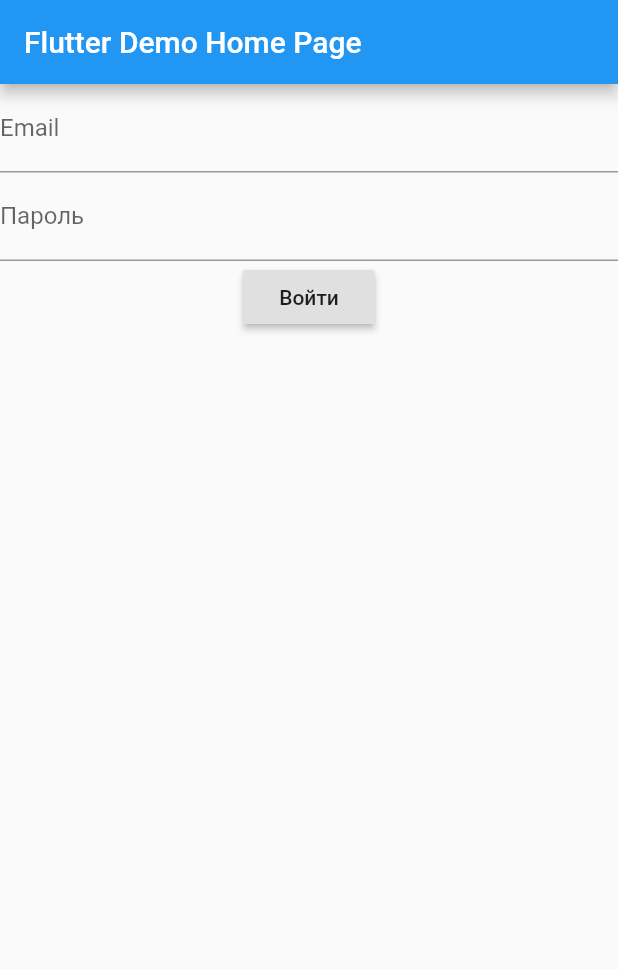
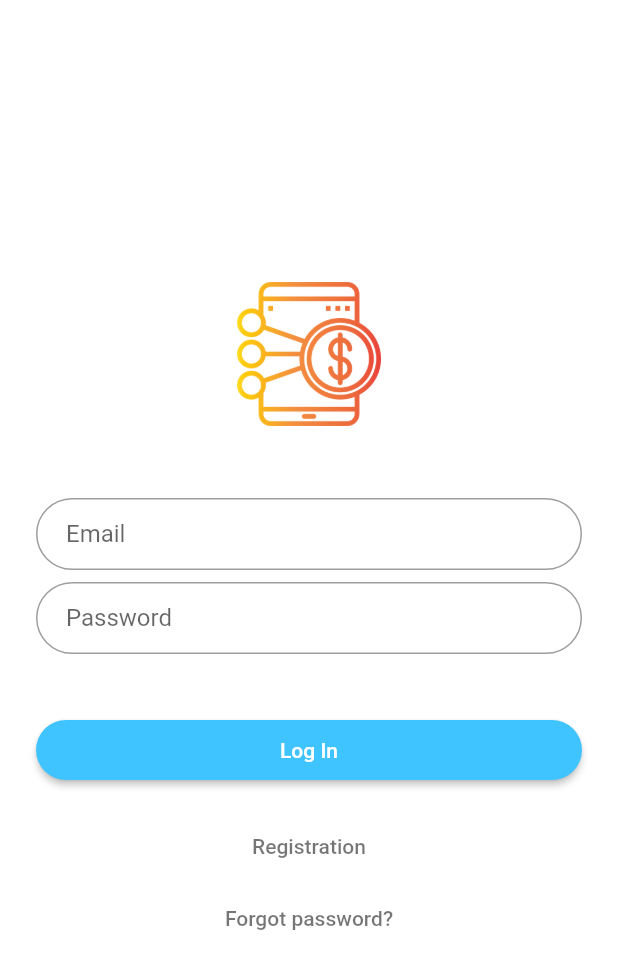
Before and after one commit to Exzhnik/My-Shares, a Flutter app: the screen it shows after launch, on a phone screen of 412 x 824 dp. Shown: the top 969 px of the screen. Run offline on Flutter 3.47's test engine with Material 2 defaults, Android fonts, the light colour scheme and no system bars; our stand-ins replace firebase_auth; accounts and stored records are empty.

Commit message:
Привел все в божеский вид, теперь по странице входа меня устраивает на 70%

```diff
--- a/lib/main.dart
+++ b/lib/main.dart
@@ -1,19 +1,26 @@
 import 'package:flutter/material.dart';
 import 'package:my_shares/setup/signin.dart';
+import 'package:my_shares/pages/home.dart';
+
 
 void main() => runApp(MyApp());
 
 class MyApp extends StatelessWidget {
-  // created login form
+
+  final routes = <String, WidgetBuilder>{
+    LoginPage.tag: (context)=> LoginPage(),
+    Home.tag: (context)=>LoginPage(),
+  };
+
   @override
   Widget build(BuildContext context) {
     return MaterialApp(
       title: 'Flutter Demo',
+      debugShowCheckedModeBanner: false,
       theme: ThemeData(
-
         primarySwatch: Colors.blue,
       ),
-      home: LoginPage(title: 'Flutter Demo Home Page'),
+      home: LoginPage(),
     );
   }
 }
--- a/lib/pages/home.dart
+++ b/lib/pages/home.dart
@@ -6,6 +6,7 @@
   const Home({Key key, this.user}) : super(key: key);
   final FirebaseUser user;
 
+  static String tag = 'home';
   @override
   _HomeState createState() => _HomeState();
 }
--- a/lib/setup/signin.dart
+++ b/lib/setup/signin.dart
@@ -3,6 +3,7 @@
 import 'package:my_shares/pages/home.dart';
 
 class LoginPage extends StatefulWidget {
+  static String tag = 'login-page';
   LoginPage({Key key, this.title}) : super(key: key);
   final String title;
 
@@ -13,44 +14,6 @@
 class _LoginPageState extends State<LoginPage> {
   String _email, _password;
   final GlobalKey<FormState> _formKey = GlobalKey<FormState>();
-  @override
-  Widget build(BuildContext context) {
-    return Scaffold(
-      appBar: AppBar(
-        title: Text(widget.title),
-      ),
-      body: Form(
-        key: _formKey,
-        child: Column(
-          children: <Widget>[
-            TextFormField(
-              validator: (input) {
-                if (input.isEmpty) {
-                  return 'Введите email';
-                }
-              },
-              onSaved: (input) => _email = input,
-              decoration: InputDecoration(labelText: 'Email'),
-            ),
-            TextFormField(
-              validator: (input) {
-                if (input.length < 6) {
-                  return 'Введите пароль не менее 6 символов';
-                }
-              },
-              onSaved: (input) => _password = input,
-              decoration: InputDecoration(labelText: 'Пароль'),
-              obscureText: true,
-            ),
-            RaisedButton(
-              onPressed: signIn,
-              child: Text('Войти'),
-            ),
-          ],
-        ),
-      ),
-    );
-  }
 
   Future<void> signIn() async {
     final formState = _formKey.currentState;
@@ -66,4 +29,101 @@
       }
     }
   }
+
+  @override
+  Widget build(BuildContext context) {
+    final logo = Hero(
+      tag: 'hero',
+      child: CircleAvatar(
+        backgroundColor: Colors.transparent,
+        radius: 48.0,
+        child: Image.asset('res/icon/money.png'),
+      ),
+    );
+
+    final email = TextFormField(
+      validator: (input) {
+        if (input.isEmpty) {
+          return 'Введите email';
+        }
+      },
+      keyboardType: TextInputType.emailAddress,
+      autofocus: false,
+      onSaved: (input) => _email = input,
+      decoration: InputDecoration(
+        hintText: 'Email',
+        contentPadding: EdgeInsets.fromLTRB(20, 10, 20, 10),
+        border: OutlineInputBorder(borderRadius: BorderRadius.circular(32)),
+      ),
+    );
+
+    final password = TextFormField(
+      validator: (input) {
+        if (input.length < 6) {
+          return 'Введите пароль не менее 6 символов';
+        }
+      },
+      onSaved: (input) => _password = input,
+      autofocus: false,
+      obscureText: true,
+      decoration: InputDecoration(
+        hintText: 'Password',
+        contentPadding: EdgeInsets.fromLTRB(20, 10, 20, 10),
+        border: OutlineInputBorder(borderRadius: BorderRadius.circular(32)),
+      ),
+    );
+
+    final butLogin = Padding(
+      padding: EdgeInsets.symmetric(vertical: 16.0),
+      child: RaisedButton(
+        shape: RoundedRectangleBorder(
+          borderRadius: BorderRadius.circular(24),
+        ),
+        onPressed: signIn,
+        padding: EdgeInsets.all(12),
+        color: Colors.lightBlueAccent,
+        child: Text('Log In', style: TextStyle(color: Colors.white)),
+      ),
+    );
+
+    final reg = FlatButton(
+      child: Text('Registration', style: TextStyle(color: Colors.black54)),
+      onPressed: () {},
+    );
+
+    final labForgot = FlatButton(
+      child: Text('Forgot password?', style: TextStyle(color: Colors.black54)),
+      onPressed: () {},
+    );
+
+    return Scaffold(
+      backgroundColor: Colors.white,
+      body: Center(
+        child: Form(
+          key: _formKey,
+          child: ListView(
+            shrinkWrap: true,
+            padding: EdgeInsets.only(left: 24, right: 24),
+            children: <Widget>[
+              logo,
+              SizedBox(
+                height: 48.0,
+              ),
+              email,
+              SizedBox(
+                height: 8.0,
+              ),
+              password,
+              SizedBox(
+                height: 24.0,
+              ),
+              butLogin,
+              reg,
+              labForgot
+            ],
+          ),
+        ),
+      ),
+    );
+  }
 }
--- a/pubspec.yaml
+++ b/pubspec.yaml
@@ -42,6 +42,8 @@
   # included with your application, so that you can use the icons in
   # the material Icons class.
   uses-material-design: true
+  assets:
+    - res/icon/money.png
 
   # To add assets to your application, add an assets section, like this:
   # assets:
```
Also changed, not shown: res/icon/money.png (added).
